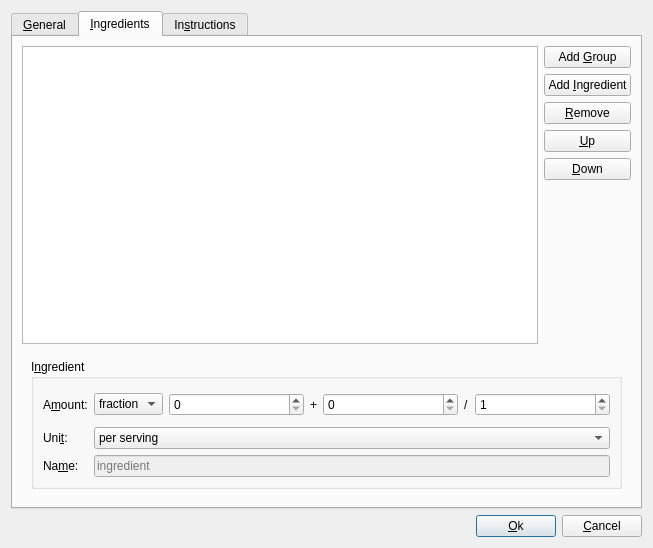
Qt form anymeal/edit_dialog.ui (wedesoft/anymeal) before a commit.
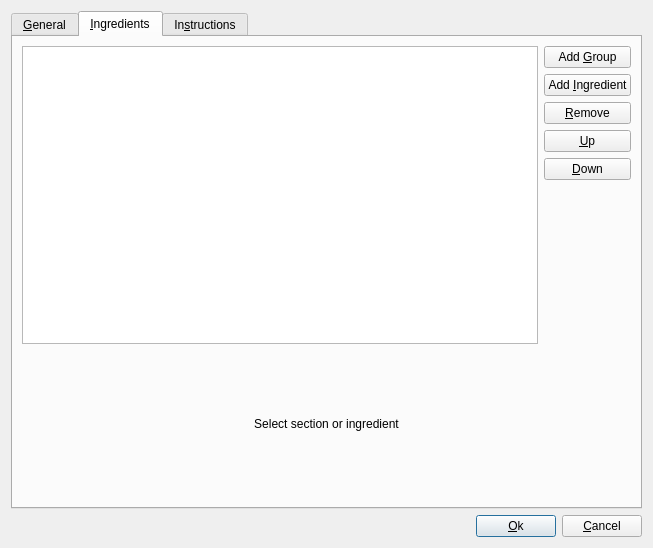
The same form after that commit. The open tabs and pages were chosen to show the change. Icons and pictures are not drawn.

Commit message: Disable editing if no ingredient or instruction section selected

What changed in the file:
```diff
--- a/anymeal/edit_dialog.ui
+++ b/anymeal/edit_dialog.ui
@@ -203,7 +203,7 @@
        <item>
         <widget class="QStackedWidget" name="ingredient_stack">
          <property name="currentIndex">
-          <number>0</number>
+          <number>2</number>
          </property>
          <widget class="QWidget" name="ingredient_page">
           <layout class="QVBoxLayout" name="verticalLayout_4">
@@ -537,9 +537,6 @@
               </item>
               <item row="2" column="1">
                <widget class="QLineEdit" name="name_edit">
-                <property name="enabled">
-                 <bool>false</bool>
-                </property>
                 <property name="placeholderText">
                  <string>ingredient</string>
                 </property>
@@ -597,6 +594,20 @@
            </item>
           </layout>
          </widget>
+         <widget class="QWidget" name="page">
+          <layout class="QVBoxLayout" name="verticalLayout_11">
+           <item>
+            <widget class="QLabel" name="select_ingredient_label">
+             <property name="text">
+              <string>Select section or ingredient</string>
+             </property>
+             <property name="alignment">
+              <set>Qt::AlignCenter</set>
+             </property>
+            </widget>
+           </item>
+          </layout>
+         </widget>
         </widget>
        </item>
       </layout>
```
Left out of the diff: 3 changed lines with no effect on the pictures. The commit also changes 2 other files.
